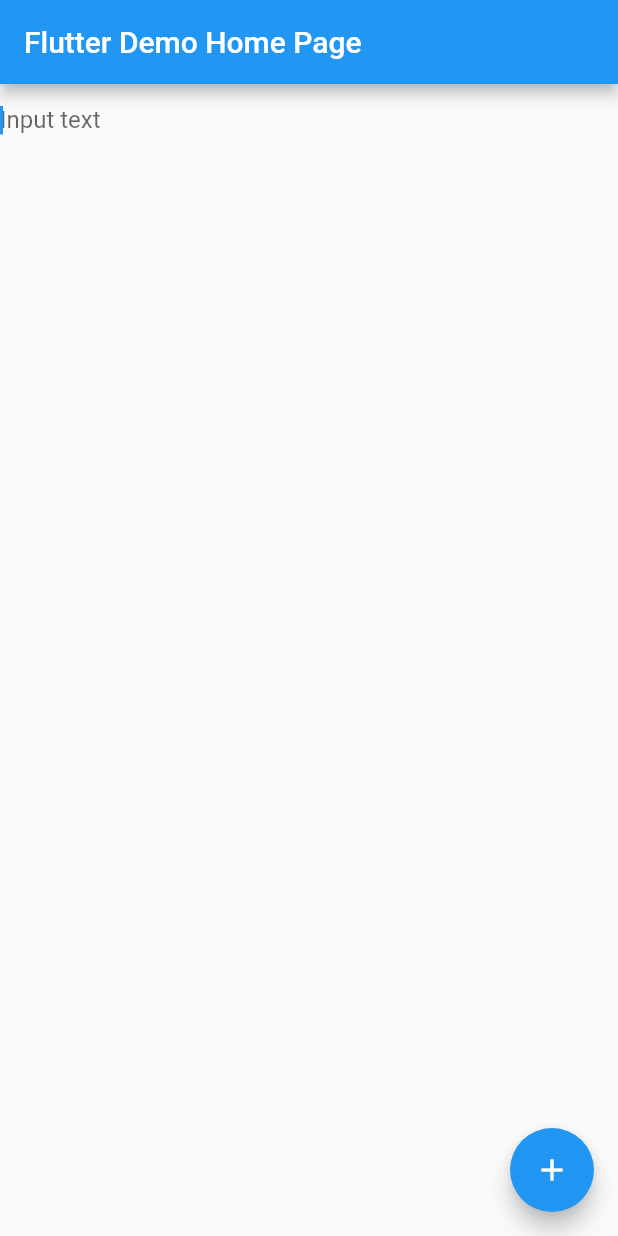
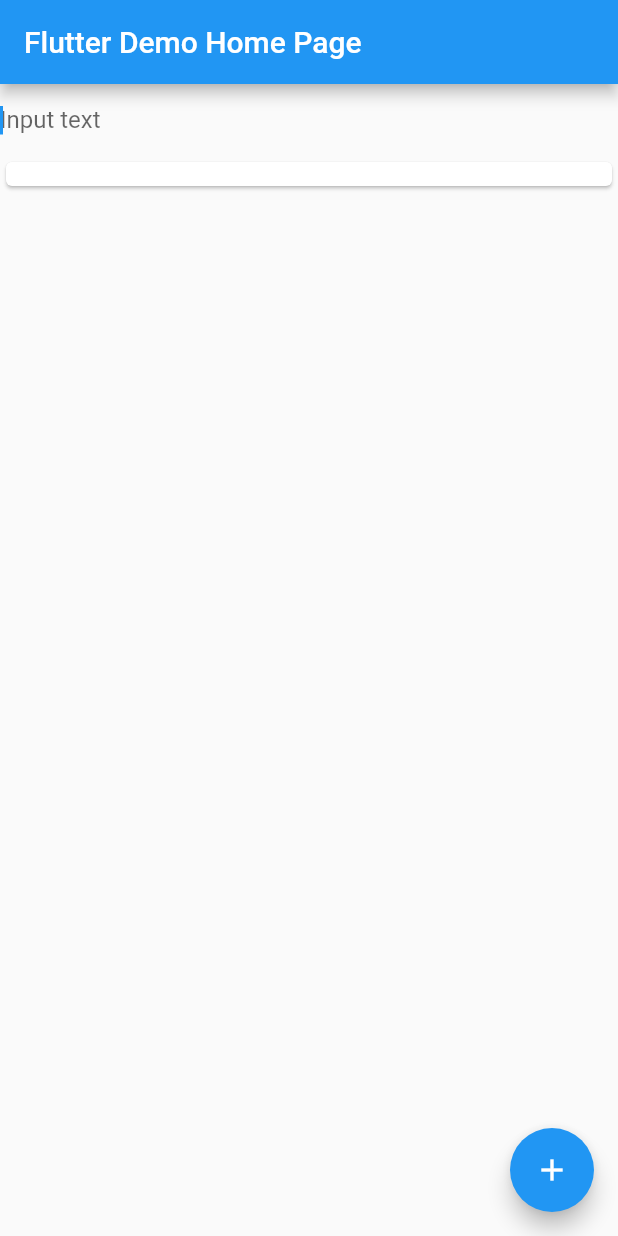
Before and after one commit to silloi/flirter, a Flutter app: the screen it shows after launch, after a tap on the "add" icon, on a phone screen of 412 x 824 dp. Run offline on Flutter 3.47's test engine with Material 2 defaults, Android fonts, the phone set to English and light mode, and no system bars.

Commit message:
feat: make posts view in reverse

```diff
--- a/lib/main.dart
+++ b/lib/main.dart
@@ -58,7 +58,7 @@ class _MyHomePageState extends State<MyHomePage> {
       // so that the display can reflect the updated values. If we changed
       // _counter without calling setState(), then the build method would not be
       // called again, and so nothing would appear to happen.
-      _postList.add(_textEditingController.text);
+      _postList.insert(0, _textEditingController.text);
       _textEditingController.clear();
     });
   }
@@ -107,7 +107,14 @@ class _MyHomePageState extends State<MyHomePage> {
               keyboardType: TextInputType.multiline,
               maxLines: null,
             ),
-            Text(_postList.join(', '))
+            ListView.builder(
+                shrinkWrap: true,
+                itemCount: _postList.length,
+                itemBuilder: (context, index) {
+                  return Card(
+                    child: Text(_postList[index]),
+                  );
+                }),
           ],
         ),
       ),
```
